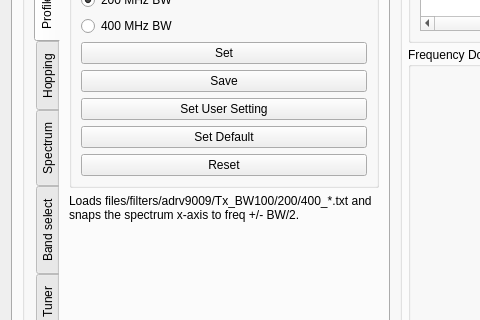
The window that receiver/receivermain.ui (enigmafarsco-lang/iiS) describes before a commit, drawn with Qt 5; both pictures show x 0 to 480 and y 151 to 471 of the 777 by 820 pixel window.
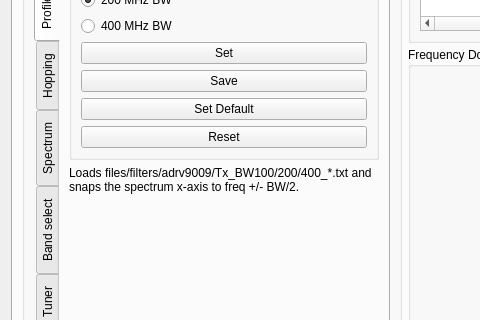
The same window after the commit. The open tabs and pages were chosen to show the change. Custom widgets are drawn as their Qt base class.

Commit message: Back to a5292c4 everywhere except the Profile tab Save / Set Default / Reset buttons and the files/default_settings.ini save-recall

Patch:
```diff
--- a/receiver/receivermain.ui
+++ b/receiver/receivermain.ui
@@ -222,16 +222,6 @@
                    </property>
                   </widget>
                  </item>
-                 <item>
-                  <widget class="QPushButton" name="btnSetUserSetting">
-                   <property name="toolTip">
-                    <string>Load the user settings file (files/user_settings.ini, saved with Save) into the software.</string>
-                   </property>
-                   <property name="text">
-                    <string>Set User Setting</string>
-                   </property>
-                  </widget>
-                 </item>
                  <item>
                   <widget class="QPushButton" name="btnSetDefault">
                    <property name="toolTip">
```
Left out of the diff: 6 changed lines with no effect on the pictures. The commit also changes 6 other files.
